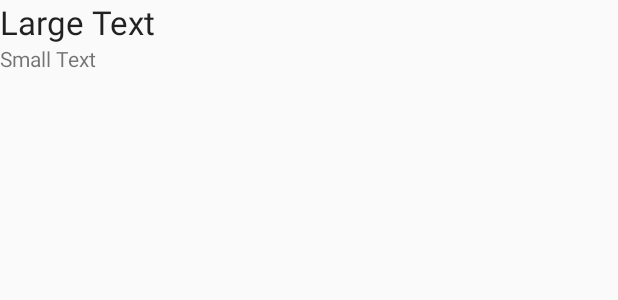
After one commit to MarioKusek/CroAppsAndroidWorkshop, an Android app: the layout schedule_entry.xml on its own in the app's theme, with its tools: preview values and no code run, on a phone screen of 412 x 824 dp. The commit adds this screen. Shown: the top 300 px of the screen. Run offline under Robolectric (Android 15) with nearby library versions, the phone set to English and light mode, and no system bars.

Commit message:
Custom layout for list entry

```diff
--- /dev/null
+++ b/app/src/main/res/layout/schedule_entry.xml
@@ -0,0 +1,20 @@
+<?xml version="1.0" encoding="utf-8"?>
+<LinearLayout xmlns:android="http://schemas.android.com/apk/res/android"
+    android:orientation="vertical" android:layout_width="match_parent"
+    android:layout_height="match_parent">
+
+    <TextView
+        android:layout_width="fill_parent"
+        android:layout_height="wrap_content"
+        android:textAppearance="?android:attr/textAppearanceLarge"
+        android:text="Large Text"
+        android:id="@+id/title" />
+
+    <TextView
+        android:layout_width="fill_parent"
+        android:layout_height="wrap_content"
+        android:textAppearance="?android:attr/textAppearanceSmall"
+        android:text="Small Text"
+        android:id="@+id/room"
+        android:layout_gravity="right" />
+</LinearLayout>
```
Also changed, not shown: app/src/main/java/hr/fer/croapps/croappsandroidworkshop/ScheduleListActivity.java (+1 -6 lines), app/src/main/java/hr/fer/croapps/croappsandroidworkshop/ScheduleListAdapter.java (added, +63 -0 lines).
